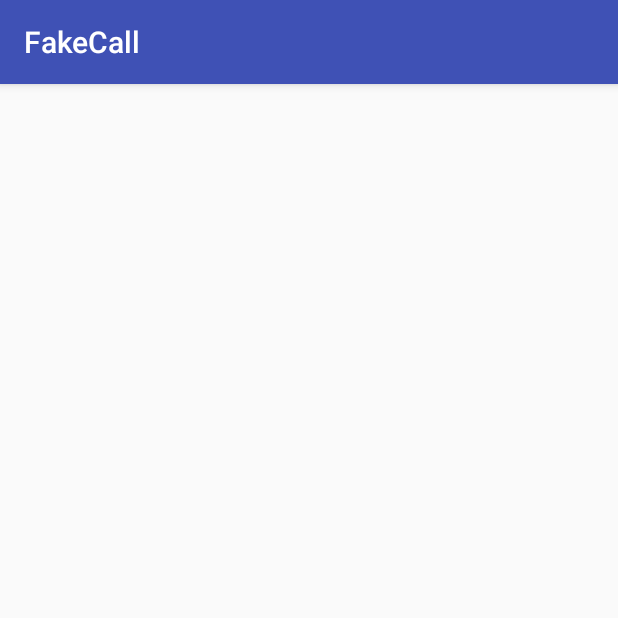
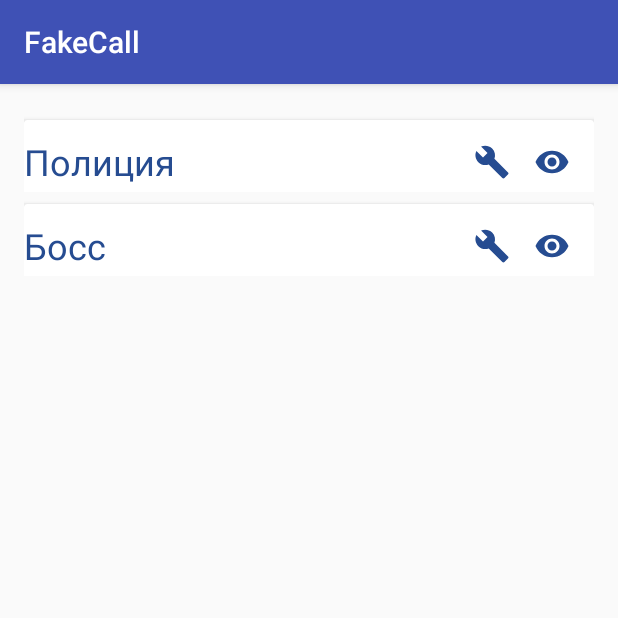
Before and after one commit to dkoropenko/FakeCall, an Android app: the TemplateListActivity screen opened directly, with no data from a screen before it, on a phone screen of 412 x 824 dp, the top half of it. Run offline under Robolectric (Android 15) with nearby library versions, the phone set to English and light mode, and no system bars; our stand-ins replace ButterKnife.

Commit message:
Brought information from database to screen in TemplateListActivity.

```diff
--- a/app/build.gradle
+++ b/app/build.gradle
@@ -1,4 +1,5 @@
 apply plugin: 'com.android.application'
+apply plugin: 'android-apt'
 
 android {
     compileSdkVersion 24
@@ -22,8 +23,10 @@ android {
 dependencies {
     compile fileTree(include: ['*.jar'], dir: 'libs')
     testCompile 'junit:junit:4.12'
-    compile 'com.android.support:appcompat-v7:24.0.0'
+    compile 'com.android.support:appcompat-v7:24.1.1'
     compile 'com.android.support:recyclerview-v7:24.1.1'
     compile 'com.android.support:cardview-v7:24.1.1'
     compile 'com.jakewharton:butterknife:8.2.1'
+    apt 'com.jakewharton:butterknife-compiler:8.2.1'
+    compile 'com.facebook.stetho:stetho:1.3.1'
 }
--- a/app/src/main/AndroidManifest.xml
+++ b/app/src/main/AndroidManifest.xml
@@ -3,6 +3,7 @@
           package="com.smalew.fakecall">
 
     <application
+        android:name=".utils.FakeCallApplication"
         android:allowBackup="true"
         android:icon="@mipmap/ic_launcher"
         android:label="@string/app_name"
--- a/app/src/main/java/com/smalew/fakecall/data/managers/DataManager.java
+++ b/app/src/main/java/com/smalew/fakecall/data/managers/DataManager.java
@@ -14,26 +14,26 @@ public class DataManager {
     private static TemplatesInfo sTemplatesInfo;
 
 
-
     public DataManager() {
         sTemplatesInfo = new TemplatesInfo();
     }
 
-    public static DataManager getInstance(){
-        if (instance == null){
+    public static DataManager getInstance() {
+        if (instance == null) {
             instance = new DataManager();
         }
 
         return instance;
     }
 
-//    region DataBase
-    public List getTemplates(){
-        // TODO: 28.07.16 Сделать вывод данных из таблицы.
-        return null;
+    //======Region DataBase==========
+    public List getTemplates() {
+        return sTemplatesInfo.getTemplates();
     }
-    public void setTemplate(Template template){
+
+    public void setTemplate(Template template) {
         sTemplatesInfo.insertTemplate(template);
     }
+    //======End Database==============
 
 }
--- a/app/src/main/java/com/smalew/fakecall/data/storage/models/TemplatesInfo.java
+++ b/app/src/main/java/com/smalew/fakecall/data/storage/models/TemplatesInfo.java
@@ -2,7 +2,6 @@ package com.smalew.fakecall.data.storage.models;
 
 import android.content.ContentValues;
 import android.database.Cursor;
-import android.database.sqlite.SQLiteCursor;
 import android.database.sqlite.SQLiteDatabase;
 
 import com.smalew.fakecall.utils.Constants;
@@ -17,6 +16,7 @@ import java.util.List;
  */
 public class TemplatesInfo {
     private SQLiteDatabase mDatabase;
+    private Template mTemplate;
 
 
     public TemplatesInfo() {
@@ -27,7 +27,7 @@ public class TemplatesInfo {
 
         ContentValues values = new ContentValues();
         values.put(Constants.DB_TEMPLATE_NAME, template.getTemplatename());
-        values.put(Constants.DB_SUBSCIBER_NAME, template.getSubscribeName());
+        values.put(Constants.DB_SUBSCRIBER_NAME, template.getSubscribeName());
         values.put(Constants.DB_PHONE_NUMBER, template.getPhoneNumber());
         values.put(Constants.DB_MUSIC, template.getMusic());
         values.put(Constants.DB_AVATAR, template.getAvatar());
@@ -42,7 +42,7 @@ public class TemplatesInfo {
         List<Template> result = new ArrayList<>();
         Cursor cursor = mDatabase.query(Constants.DB_NAME,
                 new String[]{Constants.DB_TEMPLATE_NAME,
-                        Constants.DB_SUBSCIBER_NAME,
+                        Constants.DB_SUBSCRIBER_NAME,
                         Constants.DB_PHONE_NUMBER,
                         Constants.DB_MUSIC,
                         Constants.DB_AVATAR,
@@ -52,8 +52,13 @@ public class TemplatesInfo {
         if (cursor != null){
             if (cursor.moveToFirst()){
                 do{
-                    // TODO: 28.07.16 Create method for getting info from Cursor
-                    result.add(null);
+                    mTemplate = new Template(cursor.getString(cursor.getColumnIndex(Constants.DB_TEMPLATE_NAME)),
+                            cursor.getString(cursor.getColumnIndex(Constants.DB_SUBSCRIBER_NAME)),
+                            cursor.getString(cursor.getColumnIndex(Constants.DB_PHONE_NUMBER)),
+                            cursor.getString(cursor.getColumnIndex(Constants.DB_MUSIC)),
+                            cursor.getString(cursor.getColumnIndex(Constants.DB_AVATAR)),
+                            cursor.getString(cursor.getColumnIndex(Constants.DB_VOICE)));
+                    result.add(mTemplate);
                 }
                 while (cursor.moveToNext());
             }
--- a/app/src/main/java/com/smalew/fakecall/ui/activity/TemplateListActivity.java
+++ b/app/src/main/java/com/smalew/fakecall/ui/activity/TemplateListActivity.java
@@ -2,21 +2,43 @@ package com.smalew.fakecall.ui.activity;
 
 import android.support.v7.app.AppCompatActivity;
 import android.os.Bundle;
+import android.support.v7.widget.LinearLayoutManager;
 import android.support.v7.widget.RecyclerView;
+import android.util.Log;
 
 import com.smalew.fakecall.R;
+import com.smalew.fakecall.data.managers.DataManager;
+import com.smalew.fakecall.data.storage.models.Template;
+import com.smalew.fakecall.ui.adapters.TemplateListAdapter;
+
+import java.util.List;
 
 import butterknife.BindView;
+import butterknife.ButterKnife;
 
 public class TemplateListActivity extends BaseActivity {
+    public static final String TAG = "TemplateListActivity";
 
     @BindView(R.id.template_list)
     RecyclerView mTemplateList;
+    private List<Template> mTemplates;
+
+    private DataManager mDataManager;
 
     @Override
     protected void onCreate(Bundle savedInstanceState) {
         super.onCreate(savedInstanceState);
         setContentView(R.layout.activity_template_list);
+        ButterKnife.bind(this);
+
+        mDataManager = DataManager.getInstance();
+
+        mTemplates = mDataManager.getTemplates();
+
+        // TODO: 28.07.16 Fix code. Create Thread for working with database.
+
+        mTemplateList.setLayoutManager(new LinearLayoutManager(this));
+        mTemplateList.setAdapter(new TemplateListAdapter(mTemplates));
 
     }
 }
--- a/app/src/main/java/com/smalew/fakecall/ui/adapters/TemplateListAdapter.java
+++ b/app/src/main/java/com/smalew/fakecall/ui/adapters/TemplateListAdapter.java
@@ -1,11 +1,14 @@
 package com.smalew.fakecall.ui.adapters;
 
 import android.support.v7.widget.RecyclerView;
+import android.view.LayoutInflater;
 import android.view.View;
 import android.view.ViewGroup;
 import android.widget.ImageView;
+import android.widget.TextView;
 
 import com.smalew.fakecall.R;
+import com.smalew.fakecall.data.storage.models.Template;
 
 import java.util.List;
 
@@ -14,21 +17,23 @@ import java.util.List;
  */
 public class TemplateListAdapter extends RecyclerView.Adapter<TemplateListAdapter.ViewHolder> {
 
-    private List templates;
+    private List<Template> templates;
 
-    public TemplateListAdapter(List templates) {
+    public TemplateListAdapter(List<Template> templates) {
         this.templates = templates;
     }
 
     @Override
     public ViewHolder onCreateViewHolder(ViewGroup parent, int viewType) {
-        // TODO: 28.07.16 Сделать создание элемента меню.
-        return null;
+        View view = LayoutInflater.from(parent.getContext()).inflate(R.layout.content_template_list, parent, false);
+        return new ViewHolder(view);
     }
 
     @Override
     public void onBindViewHolder(ViewHolder holder, int position) {
-        // TODO: 28.07.16 Сделать вывод инфы.
+        Template currentTemplate = templates.get(position);
+
+        holder.mCurrentTemplateName.setText(currentTemplate.getTemplatename());
     }
 
     @Override
@@ -37,12 +42,16 @@ public class TemplateListAdapter extends RecyclerView.Adapter<TemplateListAdapte
     }
 
     class ViewHolder extends RecyclerView.ViewHolder{
+        private TextView mCurrentTemplateName;
         private ImageView mChangeTemplate;
         private ImageView mPreviewTemplate;
+
+        // TODO: 28.07.16 create listner for ImageView = button
 
         public ViewHolder(View itemView) {
             super(itemView);
 
+            mCurrentTemplateName = (TextView) itemView.findViewById(R.id.template_content_name);
             mChangeTemplate = (ImageView) itemView.findViewById(R.id.template_change_btn);
             mPreviewTemplate = (ImageView) itemView.findViewById(R.id.template_preview_btn);
         }
--- a/app/src/main/java/com/smalew/fakecall/utils/Constants.java
+++ b/app/src/main/java/com/smalew/fakecall/utils/Constants.java
@@ -6,9 +6,9 @@ package com.smalew.fakecall.utils;
 public interface Constants {
 
     int DB_VERSION = 1;
-    String DB_NAME = "fake-call-db";
+    String DB_NAME = "fake_call_db";
     String DB_TEMPLATE_NAME = "template_name";
-    String DB_SUBSCIBER_NAME = "subscriber_name";
+    String DB_SUBSCRIBER_NAME = "subscriber_name";
     String DB_PHONE_NUMBER = "phone_number";
     String DB_MUSIC = "music";
     String DB_AVATAR = "avatar";
--- a/app/src/main/java/com/smalew/fakecall/utils/FakeCallApplication.java
+++ b/app/src/main/java/com/smalew/fakecall/utils/FakeCallApplication.java
@@ -3,6 +3,7 @@ package com.smalew.fakecall.utils;
 import android.app.Application;
 import android.content.Context;
 import android.database.sqlite.SQLiteDatabase;
+import android.util.Log;
 
 /**
  * Created by koropenkods on 28.07.16.
@@ -20,6 +21,8 @@ public class FakeCallApplication extends Application {
         sContext = this;
 
         mHelper = new FakeCallDatabaseOpenHelper(this);
+        sDatabase = mHelper.getWritableDatabase();
+        Log.d(TAG, "onCreate: in FAKE CALL APPLICATION");
     }
 
     public static Context getContext() {
@@ -27,7 +30,6 @@ public class FakeCallApplication extends Application {
     }
 
     public static SQLiteDatabase getDatabase() {
-        sDatabase = mHelper.getWritableDatabase();
         return sDatabase;
     }
 }
--- a/app/src/main/res/layout/activity_template_list.xml
+++ b/app/src/main/res/layout/activity_template_list.xml
@@ -10,7 +10,8 @@
     <android.support.v7.widget.RecyclerView
         android:id="@+id/template_list"
         android:layout_width="match_parent"
-        android:layout_height="wrap_content">
+        android:layout_height="match_parent"
+        android:scrollbars="vertical">
 
     </android.support.v7.widget.RecyclerView>
 
--- a/app/src/main/res/layout/content_template_list.xml
+++ b/app/src/main/res/layout/content_template_list.xml
@@ -1,15 +1,21 @@
 <?xml version="1.0" encoding="utf-8"?>
+<LinearLayout
+    xmlns:android="http://schemas.android.com/apk/res/android"
+    android:layout_width="match_parent"
+    android:layout_height="@dimen/size_56"
+    android:orientation="vertical">
+
+    <android.support.v7.widget.CardView
+        android:layout_width="match_parent"
+        android:layout_height="@dimen/size_56"
+        android:layout_marginTop="@dimen/space_8">
+
         <RelativeLayout
-    xmlns:android="http://schemas.android.com/apk/res/android"
             android:layout_width="match_parent"
             android:layout_height="match_parent">
 
-    <RelativeLayout
-        android:layout_width="match_parent"
-        android:layout_height="@dimen/size_48"
-        android:layout_margin="@dimen/space_16">
-
             <TextView
+                android:id="@+id/template_content_name"
                 style="@style/templates_list_content_text"
                 android:text="Полиция"/>
 
@@ -36,5 +42,7 @@
 
             </LinearLayout>
         </RelativeLayout>
+    </android.support.v7.widget.CardView>
 
-</RelativeLayout>
+
+</LinearLayout>
--- a/build.gradle
+++ b/build.gradle
@@ -3,9 +3,11 @@
 buildscript {
     repositories {
         jcenter()
+        mavenCentral()
     }
     dependencies {
         classpath 'com.android.tools.build:gradle:2.1.2'
+        classpath 'com.neenbedankt.gradle.plugins:android-apt:1.8'
 
         // NOTE: Do not place your application dependencies here; they belong
         // in the individual module build.gradle files
```
Also changed, not shown: app/src/main/java/com/smalew/fakecall/ui/activity/MainActivity.java (+29 -1 lines), app/src/main/java/com/smalew/fakecall/utils/FakeCallDatabaseOpenHelper.java (+25 -3 lines). Lines whose indentation alone changed are shown as unchanged.
